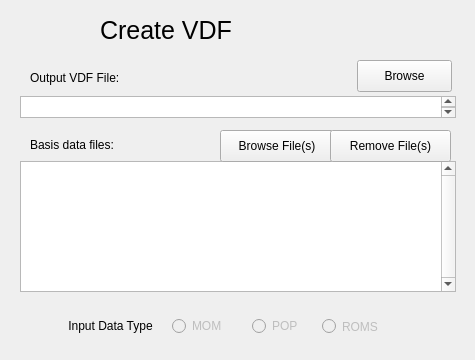
Qt form apps/fcwizard/ui/Page2.ui (yyr/vapor) before a commit.
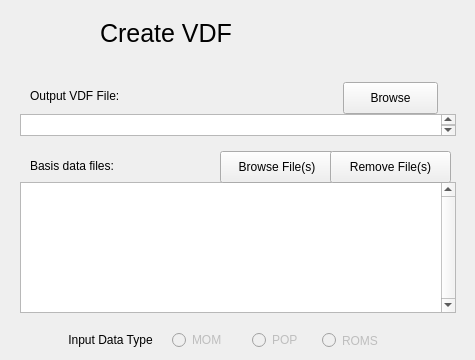
The same form after that commit.

What changed in the file:
```diff
--- a/apps/fcwizard/ui/Page2.ui
+++ b/apps/fcwizard/ui/Page2.ui
@@ -20,7 +20,7 @@
    <property name="geometry">
     <rect>
      <x>322</x>
-     <y>316</y>
+     <y>330</y>
      <width>61</width>
      <height>21</height>
     </rect>
@@ -39,7 +39,7 @@
    <property name="geometry">
     <rect>
      <x>20</x>
-     <y>161</y>
+     <y>182</y>
      <width>436</width>
      <height>131</height>
     </rect>
@@ -55,7 +55,7 @@
    <property name="geometry">
     <rect>
      <x>65</x>
-     <y>310</y>
+     <y>324</y>
      <width>91</width>
      <height>31</height>
     </rect>
@@ -77,7 +77,7 @@
    <property name="geometry">
     <rect>
      <x>220</x>
-     <y>130</y>
+     <y>151</y>
      <width>114</width>
      <height>32</height>
     </rect>
@@ -93,7 +93,7 @@
    <property name="geometry">
     <rect>
      <x>172</x>
-     <y>316</y>
+     <y>330</y>
      <width>61</width>
      <height>20</height>
     </rect>
@@ -112,7 +112,7 @@
    <property name="geometry">
     <rect>
      <x>30</x>
-     <y>137</y>
+     <y>158</y>
      <width>101</width>
      <height>16</height>
     </rect>
@@ -125,7 +125,7 @@
    <property name="geometry">
     <rect>
      <x>330</x>
-     <y>130</y>
+     <y>151</y>
      <width>121</width>
      <height>32</height>
     </rect>
@@ -141,7 +141,7 @@
    <property name="geometry">
     <rect>
      <x>252</x>
-     <y>316</y>
+     <y>330</y>
      <width>61</width>
      <height>20</height>
     </rect>
@@ -157,7 +157,7 @@
    <property name="geometry">
     <rect>
      <x>20</x>
-     <y>96</y>
+     <y>114</y>
      <width>436</width>
      <height>22</height>
     </rect>
@@ -167,7 +167,7 @@
    <property name="geometry">
     <rect>
      <x>30</x>
-     <y>70</y>
+     <y>88</y>
      <width>221</width>
      <height>16</height>
     </rect>
@@ -179,8 +179,8 @@
   <widget class="QPushButton" name="browseOutputVdfFile">
    <property name="geometry">
     <rect>
-     <x>357</x>
-     <y>60</y>
+     <x>343</x>
+     <y>82</y>
      <width>95</width>
      <height>32</height>
     </rect>
@@ -193,7 +193,7 @@
    <property name="geometry">
     <rect>
      <x>100</x>
-     <y>10</y>
+     <y>13</y>
      <width>271</width>
      <height>41</height>
     </rect>
@@ -210,8 +210,8 @@
   <widget class="QLabel" name="selectFilePixmap">
    <property name="geometry">
     <rect>
-     <x>20</x>
-     <y>7</y>
+     <x>22</x>
+     <y>11</y>
      <width>59</width>
      <height>56</height>
     </rect>
```
